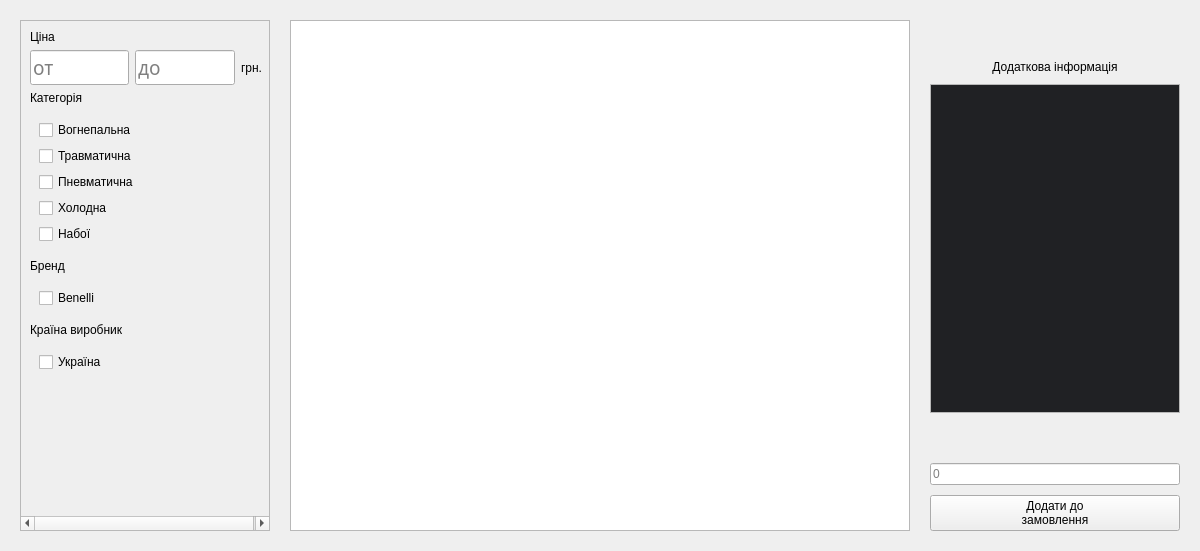
Qt form src/View/mainmenu.ui (Fyz-dev/GunStore) before a commit.
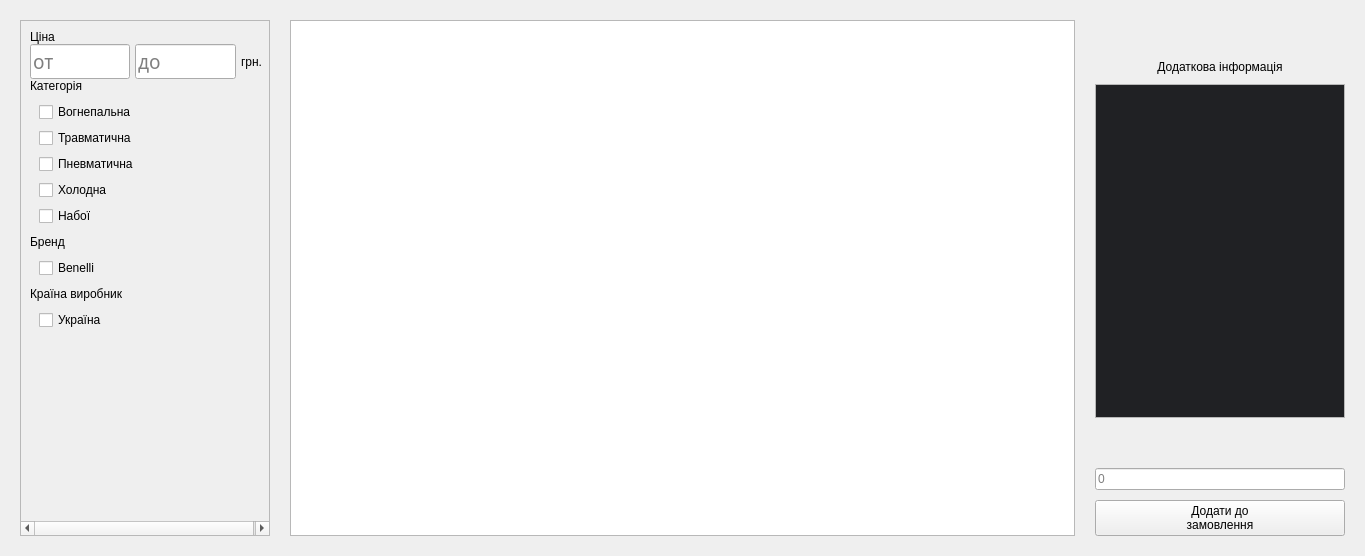
The same form after that commit.

```diff
--- a/src/View/mainmenu.ui
+++ b/src/View/mainmenu.ui
@@ -6,14 +6,17 @@
    <rect>
     <x>0</x>
     <y>0</y>
-    <width>1200</width>
-    <height>551</height>
+    <width>1365</width>
+    <height>556</height>
    </rect>
   </property>
   <property name="windowTitle">
    <string>Form</string>
   </property>
-  <layout class="QHBoxLayout" name="horizontalLayout">
+  <property name="styleSheet">
+   <string notr="true"/>
+  </property>
+  <layout class="QHBoxLayout" name="horizontalLayout_5">
    <property name="spacing">
     <number>20</number>
    </property>
@@ -70,7 +73,7 @@
         <x>0</x>
         <y>0</y>
         <width>250</width>
-        <height>495</height>
+        <height>500</height>
        </rect>
       </property>
       <property name="sizePolicy">
@@ -95,6 +98,9 @@
        <enum>Qt::DefaultContextMenu</enum>
       </property>
       <layout class="QVBoxLayout" name="verticalLayout_9">
+       <property name="spacing">
+        <number>0</number>
+       </property>
        <item>
         <layout class="QVBoxLayout" name="priceFilter">
          <item>
@@ -112,6 +118,9 @@
          </item>
          <item>
           <layout class="QHBoxLayout" name="horizontalLayout_3">
+           <property name="spacing">
+            <number>5</number>
+           </property>
            <property name="sizeConstraint">
             <enum>QLayout::SetFixedSize</enum>
            </property>
@@ -511,7 +520,7 @@
              <x>0</x>
              <y>0</y>
              <width>246</width>
-             <height>299</height>
+             <height>304</height>
             </rect>
            </property>
            <property name="sizePolicy">
```
